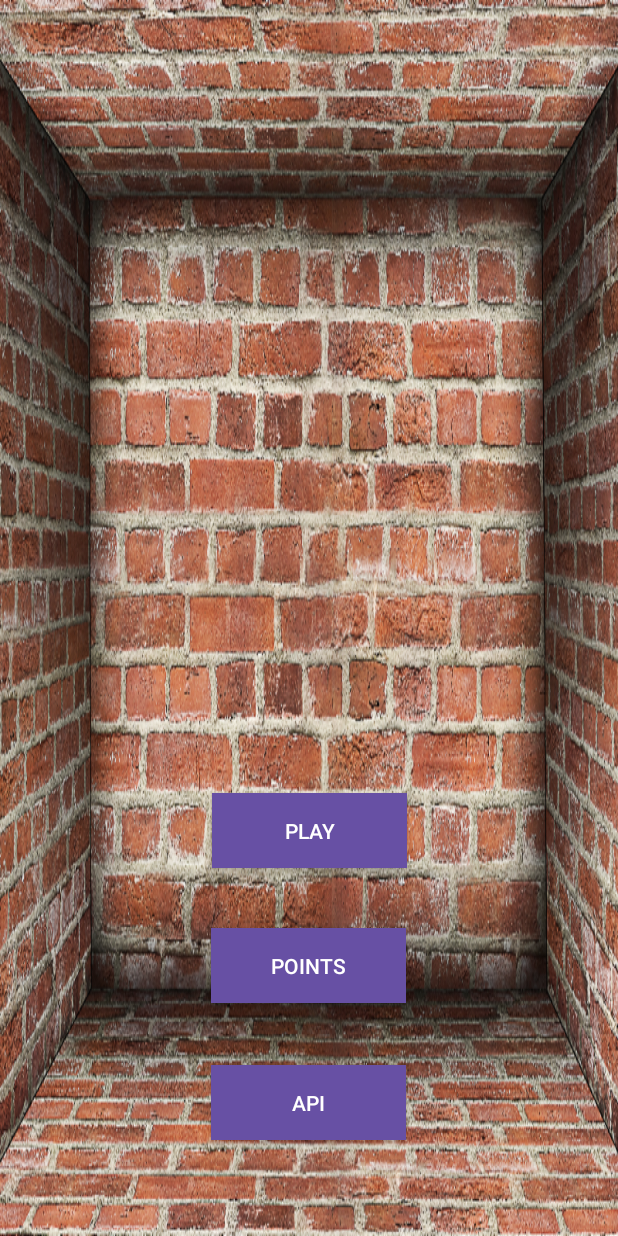
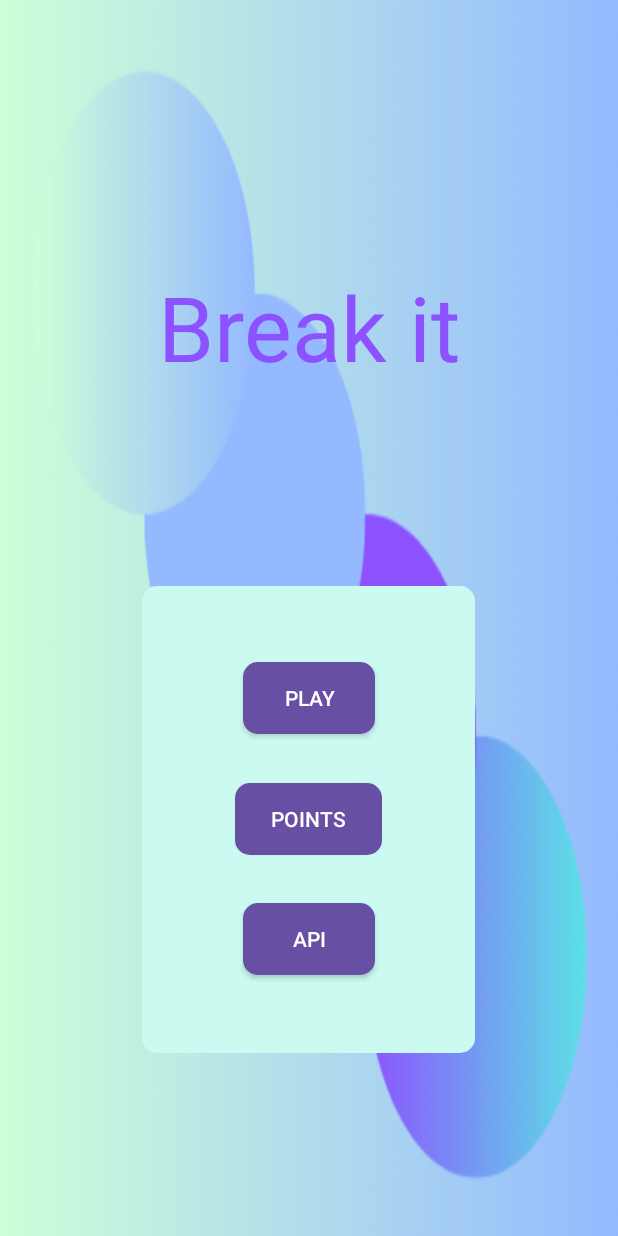
Before and after one commit to Marek243-sk/MyGame, an Android app: the First screen opened directly, with no data from a screen before it, on a phone screen of 412 x 824 dp. Run offline under Robolectric (Android 15) with nearby library versions, the phone set to English and light mode, and no system bars.

Commit message:
Práca na 3. zadaní.

```diff
--- a/app/src/main/java/sk/tuke/mygame/SignUpActivity.java
+++ b/app/src/main/java/sk/tuke/mygame/SignUpActivity.java
@@ -15,6 +15,8 @@ import com.google.android.gms.tasks.OnCompleteListener;
 import com.google.android.gms.tasks.Task;
 import com.google.firebase.auth.AuthResult;
 import com.google.firebase.auth.FirebaseAuth;
+
+import java.util.Objects;
 
 public class SignUpActivity extends AppCompatActivity {
 
@@ -51,10 +53,10 @@ public class SignUpActivity extends AppCompatActivity {
                         @Override
                         public void onComplete(@NonNull Task<AuthResult> task) {
                             if (task.isSuccessful()) {
-                                Toast.makeText(SignUpActivity.this, "Alright, signed up.", Toast.LENGTH_LONG).show();
+                                Toast.makeText(SignUpActivity.this, "Alright, signed up.", Toast.LENGTH_SHORT).show();
                                 startActivity(new Intent(SignUpActivity.this, LoginActivity.class));
                             } else {
-                                Toast.makeText(SignUpActivity.this, "Something went wrong." + task.getException().getMessage(), Toast.LENGTH_LONG).show();
+                                Toast.makeText(SignUpActivity.this, "Something went wrong." + Objects.requireNonNull(task.getException()).getMessage(), Toast.LENGTH_LONG).show();
                             }
                         }
                     });
--- /dev/null
+++ b/app/src/main/res/drawable/background.xml
@@ -0,0 +1,4 @@
+<shape xmlns:android="http://schemas.android.com/apk/res/android">
+    <corners android:radius="10dp" />
+    <solid android:color="#cbfaf1" />
+</shape>
--- a/app/src/main/res/layout/first_activity.xml
+++ b/app/src/main/res/layout/first_activity.xml
@@ -3,49 +3,79 @@
     xmlns:app="http://schemas.android.com/apk/res-auto"
     android:layout_width="match_parent"
     android:layout_height="match_parent"
-    android:background="@drawable/bg">
+    android:background="@drawable/bacg">
+
+    <TextView
+        android:layout_width="wrap_content"
+        android:layout_height="wrap_content"
+        android:text="Break it"
+        android:textColor="@color/text"
+        android:textSize="60sp"
+        app:flow_horizontalAlign="center"
+        app:flow_verticalAlign="center"
+        app:layout_constraintBottom_toBottomOf="parent"
+        app:layout_constraintEnd_toEndOf="parent"
+        app:layout_constraintStart_toStartOf="parent"
+        app:layout_constraintTop_toTopOf="parent"
+        app:layout_constraintVertical_bias="0.239" />
+
+    <androidx.constraintlayout.widget.ConstraintLayout
+        android:id="@+id/cardView"
+        android:layout_width="222dp"
+        android:layout_height="311dp"
+        android:layout_margin="30dp"
+        android:background="@drawable/background"
+        app:cardCornerRadius="30dp"
+        app:layout_constraintBottom_toBottomOf="parent"
+        app:layout_constraintEnd_toEndOf="parent"
+        app:layout_constraintHorizontal_bias="0.497"
+        app:layout_constraintStart_toStartOf="parent"
+        app:layout_constraintTop_toTopOf="parent"
+        app:circularflow_radiusInDP="30dp"
+        app:layout_constraintVertical_bias="0.797">
 
         <Button
             android:id="@+id/playButton"
             style="@style/Widget.AppCompat.Button"
-        android:layout_width="130dp"
-        android:layout_height="50dp"
-        android:background="@color/cardview_dark_background"
+            android:layout_width="wrap_content"
+            android:layout_height="wrap_content"
+            android:background="@drawable/background"
             android:text="@string/play"
             app:cornerRadius="20dp"
             app:layout_constraintBottom_toBottomOf="parent"
             app:layout_constraintEnd_toEndOf="parent"
             app:layout_constraintStart_toStartOf="parent"
             app:layout_constraintTop_toTopOf="parent"
-        app:layout_constraintVertical_bias="0.683" />
+            app:layout_constraintVertical_bias="0.193" />
 
         <Button
             android:id="@+id/scoreButton"
             style="@style/Widget.AppCompat.Button"
-        android:layout_width="130dp"
-        android:layout_height="50dp"
-        android:background="@color/cardview_dark_background"
+            android:layout_width="wrap_content"
+            android:layout_height="wrap_content"
+            android:background="@drawable/background"
             android:text="@string/points"
             app:cornerRadius="20dp"
             app:layout_constraintBottom_toBottomOf="parent"
             app:layout_constraintEnd_toEndOf="parent"
-        app:layout_constraintHorizontal_bias="0.498"
             app:layout_constraintStart_toStartOf="parent"
             app:layout_constraintTop_toTopOf="parent"
-        app:layout_constraintVertical_bias="0.799" />
+            app:layout_constraintVertical_bias="0.498" />
 
         <Button
             android:id="@+id/API_button"
             style="@style/Widget.AppCompat.Button"
-        android:layout_width="130dp"
-        android:layout_height="50dp"
-        android:background="@color/cardview_dark_background"
+            android:layout_width="wrap_content"
+            android:layout_height="wrap_content"
+            android:background="@drawable/background"
             android:text="@string/api"
             app:cornerRadius="20dp"
             app:layout_constraintBottom_toBottomOf="parent"
             app:layout_constraintEnd_toEndOf="parent"
-        app:layout_constraintHorizontal_bias="0.498"
             app:layout_constraintStart_toStartOf="parent"
             app:layout_constraintTop_toTopOf="parent"
-        app:layout_constraintVertical_bias="0.917" />
+            app:layout_constraintVertical_bias="0.802" />
+
     </androidx.constraintlayout.widget.ConstraintLayout>
+
+</androidx.constraintlayout.widget.ConstraintLayout>
--- a/app/src/main/res/values/colors.xml
+++ b/app/src/main/res/values/colors.xml
@@ -2,4 +2,6 @@
 <resources>
     <color name="black">#FF000000</color>
     <color name="white">#FFFFFFFF</color>
+    <color name="text">#8c52ff</color>
+    <color name="box">#cbfaf1</color>
 </resources>
```
Also changed, not shown: app/src/main/AndroidManifest.xml (+20 -7 lines), app/src/main/java/sk/tuke/mygame/LoginActivity.java (+46 -15 lines), app/src/main/res/layout/activity_login.xml (+7 -16 lines), app/src/main/res/layout/activity_main.xml (+13 -2 lines), app/src/main/res/layout/activity_sign_up.xml (+7 -5 lines), app/src/main/res/layout/database_activity.xml (+13 -9 lines), app/src/main/res/layout/forgot.xml (+5 -5 lines). Lines whose indentation alone changed are shown as unchanged.
